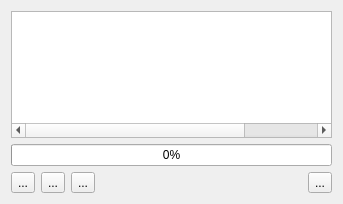
Before: the Qt Designer form ui/tapewin.ui in samstyle/Xpeccy, drawn with Qt 5.
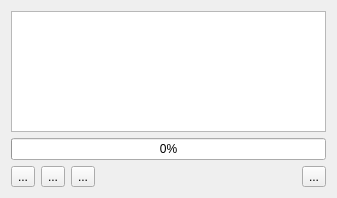
After: the same form once the commit is applied. Icons and pictures are not drawn. Custom widgets are drawn as their Qt base class.

Commit message: build 20171120 [+] Refactoring of tape player [+] Fix tape saving crash

Patch:
```diff
--- a/ui/tapewin.ui
+++ b/ui/tapewin.ui
@@ -6,8 +6,8 @@
    <rect>
     <x>0</x>
     <y>0</y>
-    <width>343</width>
-    <height>204</height>
+    <width>337</width>
+    <height>198</height>
    </rect>
   </property>
   <property name="windowTitle">
@@ -19,7 +19,7 @@
   </property>
   <layout class="QVBoxLayout" name="verticalLayout">
    <item>
-    <widget class="QTableWidget" name="tapeList">
+    <widget class="xTapeCatTable" name="tapeList">
      <property name="editTriggers">
       <set>QAbstractItemView::NoEditTriggers</set>
      </property>
@@ -32,15 +32,6 @@
      <property name="gridStyle">
       <enum>Qt::DotLine</enum>
      </property>
-     <property name="rowCount">
-      <number>0</number>
-     </property>
-     <property name="columnCount">
-      <number>4</number>
-     </property>
-     <attribute name="horizontalHeaderVisible">
-      <bool>false</bool>
-     </attribute>
      <attribute name="horizontalHeaderStretchLastSection">
       <bool>true</bool>
      </attribute>
@@ -50,10 +41,9 @@
      <attribute name="verticalHeaderDefaultSectionSize">
       <number>17</number>
      </attribute>
-     <column/>
-     <column/>
-     <column/>
-     <column/>
+     <attribute name="verticalHeaderMinimumSectionSize">
+      <number>17</number>
+     </attribute>
     </widget>
    </item>
    <item>
@@ -126,6 +116,13 @@
    </item>
   </layout>
  </widget>
+ <customwidgets>
+  <customwidget>
+   <class>xTapeCatTable</class>
+   <extends>QTableView</extends>
+   <header>stdlib.h</header>
+  </customwidget>
+ </customwidgets>
  <resources>
   <include location="../xpeccy.qrc"/>
  </resources>
```
The commit also changes 11 other files.
